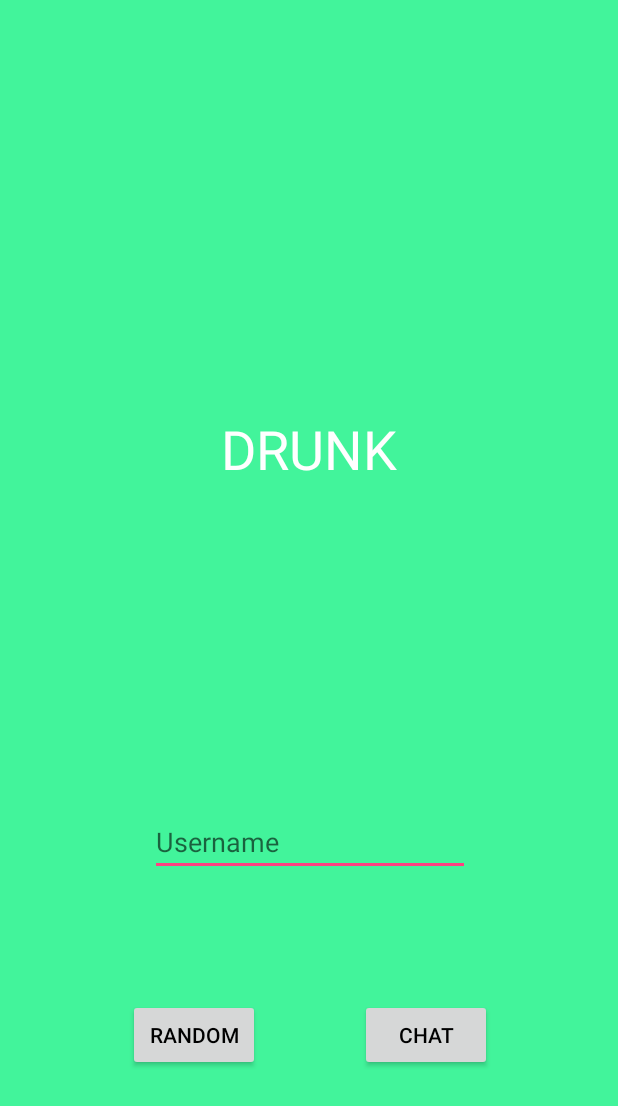
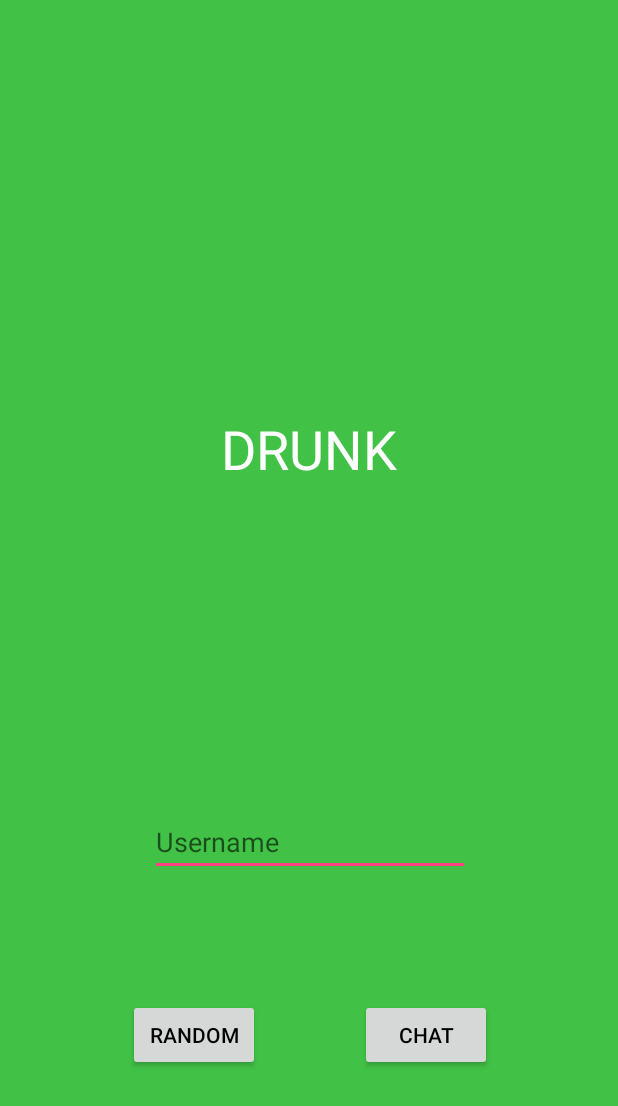
Before and after one commit to Marletin/DRUNK, an Android app: the screen it shows after launch (StartActivity), on a phone screen of 412 x 824 dp. Shown: the top 1106 px of the screen. Run offline under Robolectric (Android 15) with nearby library versions, the phone set to English and light mode, and no system bars.

Commit message:
changes entrypage

```diff
--- a/Drunk_App/Drunk/app/src/main/java/com/drunkapp/app/drunk/StartActivity.java
+++ b/Drunk_App/Drunk/app/src/main/java/com/drunkapp/app/drunk/StartActivity.java
@@ -4,6 +4,7 @@ import android.content.Intent;
 import android.support.v7.app.AppCompatActivity;
 import android.os.Bundle;
 import android.view.View;
+import android.view.Window;
 import android.widget.Button;
 
 public class StartActivity extends AppCompatActivity {
@@ -13,6 +14,7 @@ public class StartActivity extends AppCompatActivity {
     @Override
     protected void onCreate(Bundle savedInstanceState) {
         super.onCreate(savedInstanceState);
+        this.requestWindowFeature(Window.FEATURE_NO_TITLE);
         setContentView(R.layout.activity_start);
 
     }
--- a/Drunk_App/Drunk/app/src/main/res/layout/activity_start.xml
+++ b/Drunk_App/Drunk/app/src/main/res/layout/activity_start.xml
@@ -4,7 +4,7 @@
     xmlns:tools="http://schemas.android.com/tools"
     android:layout_width="match_parent"
     android:layout_height="match_parent"
-    android:background="#42f49b"
+    android:background="@color/colorPrimary"
     tools:context="com.drunkapp.app.drunk.StartActivity">
 
 
--- a/Drunk_App/Drunk/app/src/main/res/values/colors.xml
+++ b/Drunk_App/Drunk/app/src/main/res/values/colors.xml
@@ -1,8 +1,7 @@
 <?xml version="1.0" encoding="utf-8"?>
 <resources>
-    <color name="colorPrimary">#42f49b</color>
-    <color name="colorPrimaryDark">#42f49b</color>
+    <color name="colorPrimary">#41c146</color>
+    <color name="colorPrimaryDark">#41c146</color>
     <color name="colorAccent">#FF4081</color>
-    <color name="navigationBarColor">#42f49b</color>
 
 </resources>
```
